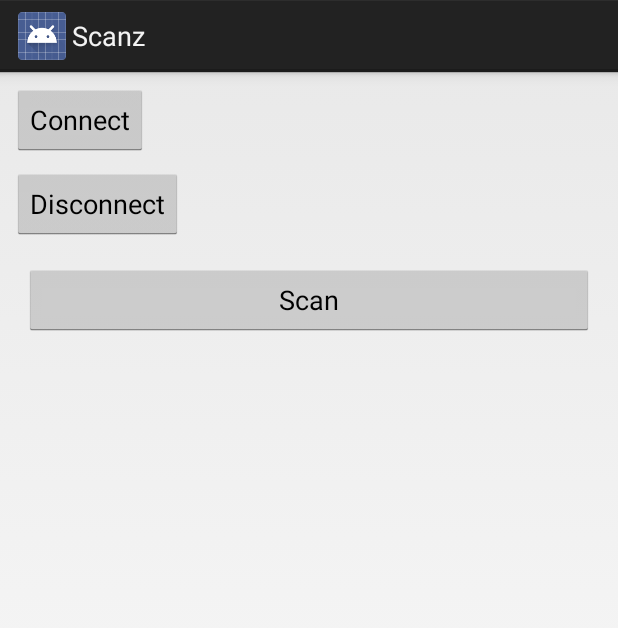
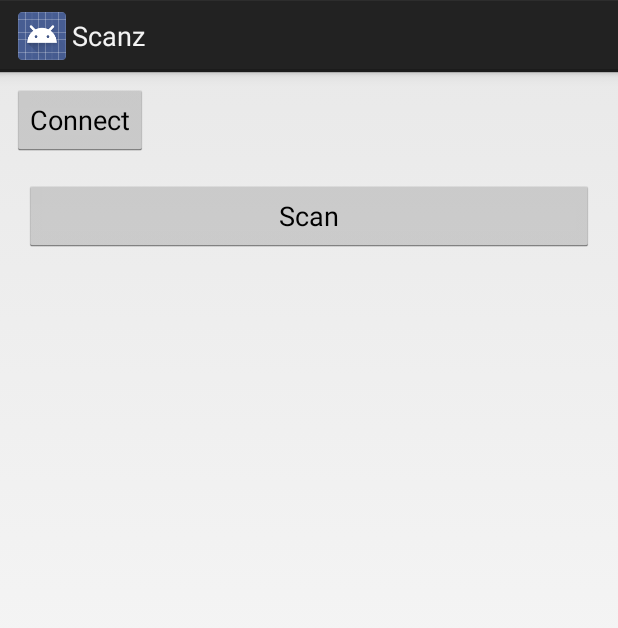
Before and after one commit to shakram02/Prola-Client, an Android app: the screen it shows after launch (MainActivity), on a phone screen of 412 x 824 dp. Shown: the top 628 px of the screen. Run offline under Robolectric (Android 15) with nearby library versions, the phone set to English and light mode, and no system bars; our stand-ins replace ButterKnife; libraries missing offline, so code that uses them is left out: com.google.zxing.client; 2 statements that could not run were skipped.

Commit message:
one button frontend

```diff
--- a/app/src/main/res/layout/activity_main.xml
+++ b/app/src/main/res/layout/activity_main.xml
@@ -7,17 +7,7 @@
     tools:context="shakram02.ahmed.scanz.MainActivity">
 
     <Button
-        android:id="@+id/disconnect_button"
-        android:layout_width="wrap_content"
-        android:layout_height="wrap_content"
-        android:layout_marginStart="8dp"
-        android:layout_marginTop="8dp"
-        android:text="@string/disconnect_button_text"
-        app:layout_constraintStart_toStartOf="parent"
-        app:layout_constraintTop_toBottomOf="@+id/connect_button" />
-
-    <Button
-        android:id="@+id/connect_button"
+        android:id="@+id/connection_button"
         android:layout_width="wrap_content"
         android:layout_height="wrap_content"
         android:layout_marginBottom="8dp"
@@ -36,12 +26,13 @@
         android:layout_marginBottom="8dp"
         android:layout_marginEnd="8dp"
         android:layout_marginStart="8dp"
+        android:layout_marginTop="8dp"
         android:indeterminate="true"
         android:visibility="gone"
         app:layout_constraintBottom_toBottomOf="@+id/space"
         app:layout_constraintEnd_toEndOf="parent"
         app:layout_constraintStart_toEndOf="@+id/space"
-        app:layout_constraintTop_toTopOf="@+id/space" />
+        app:layout_constraintTop_toTopOf="parent" />
 
     <Space
         android:id="@+id/space"
@@ -56,8 +47,8 @@
 
 
     <fragment
+        android:id="@+id/scan_fragment"
         class="shakram02.ahmed.scanz.ScanFragment"
-        android:id="@+id/scan_fragment"
         android:layout_width="0dp"
         android:layout_height="0dp"
         android:layout_marginBottom="8dp"
@@ -67,7 +58,7 @@
         app:layout_constraintBottom_toBottomOf="parent"
         app:layout_constraintEnd_toEndOf="parent"
         app:layout_constraintStart_toStartOf="parent"
-        app:layout_constraintTop_toBottomOf="@+id/disconnect_button"
+        app:layout_constraintTop_toBottomOf="@+id/connection_button"
         tools:layout="@layout/fragment_capture">
 
     </fragment>
```
